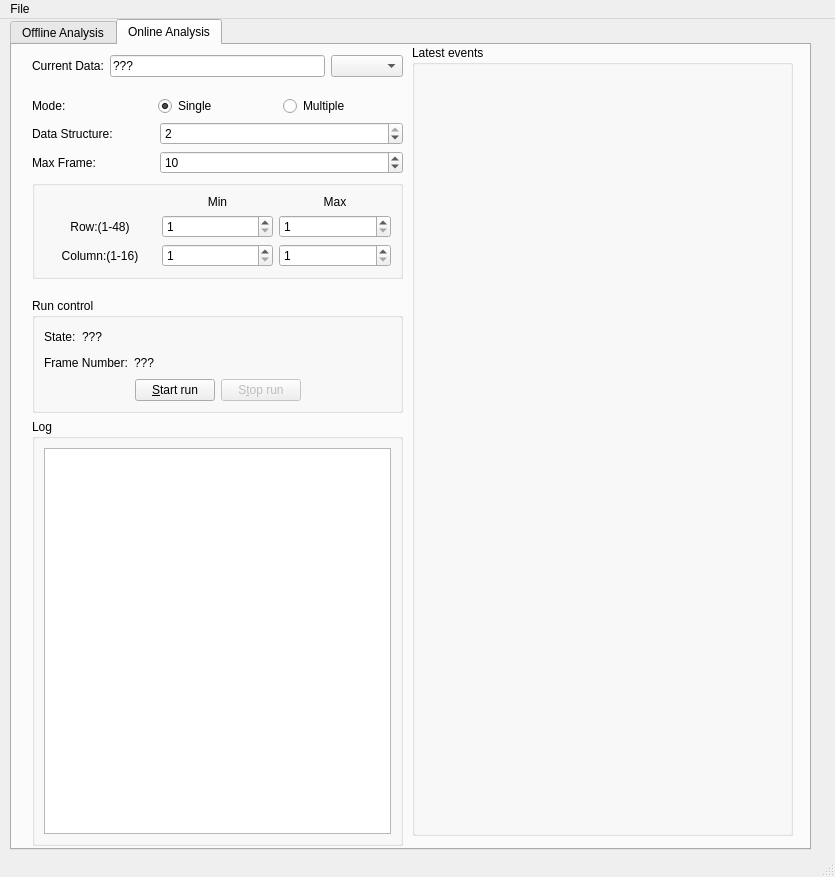
Before: the Qt Designer form gui/JadePixel.ui in cepc/kc705, drawn with Qt 5.
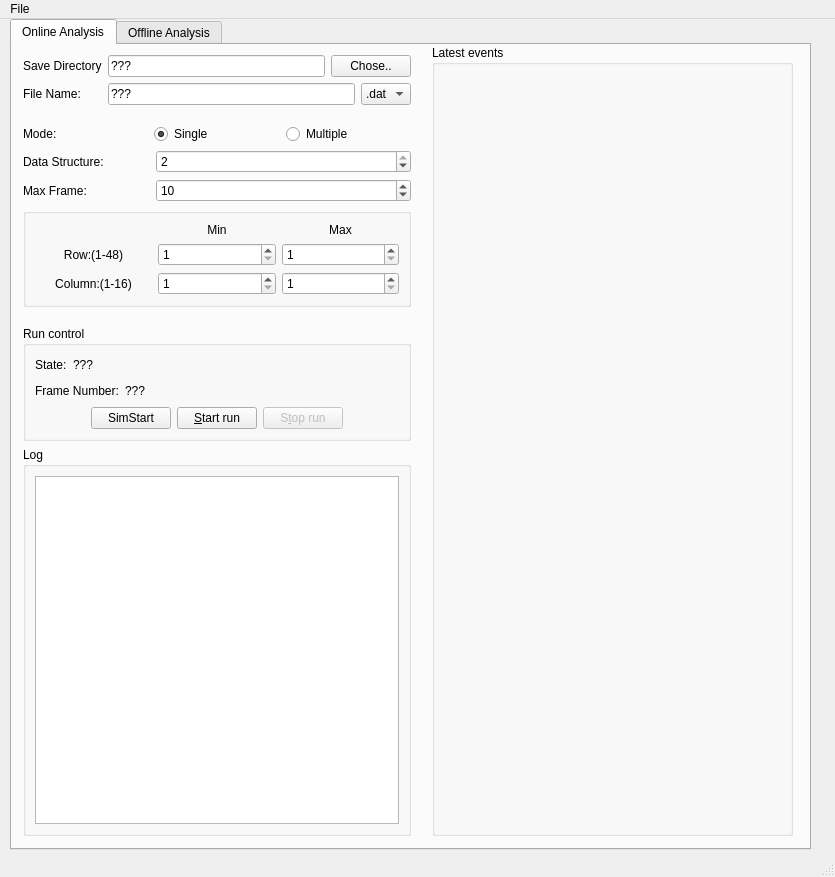
After: the same form once the commit is applied.

Diff of the .ui file:
```diff
--- a/gui/JadePixel.ui
+++ b/gui/JadePixel.ui
@@ -26,6 +26,437 @@
     <property name="currentIndex">
      <number>1</number>
     </property>
+    <widget class="QWidget" name="Tab_Online">
+     <attribute name="title">
+      <string>Online Analysis</string>
+     </attribute>
+     <widget class="QWidget" name="layoutWidget_2">
+      <property name="geometry">
+       <rect>
+        <x>11</x>
+        <y>10</y>
+        <width>388</width>
+        <height>781</height>
+       </rect>
+      </property>
+      <layout class="QVBoxLayout" name="verticalLayout_6">
+       <item>
+        <layout class="QGridLayout" name="gridLayout_5">
+         <item row="3" column="1">
+          <widget class="QLineEdit" name="LineEdit_Online_FileName">
+           <property name="text">
+            <string>???</string>
+           </property>
+          </widget>
+         </item>
+         <item row="0" column="0">
+          <widget class="QLabel" name="label_11">
+           <property name="text">
+            <string>Save Directory</string>
+           </property>
+          </widget>
+         </item>
+         <item row="3" column="0">
+          <widget class="QLabel" name="label_21">
+           <property name="text">
+            <string>File Name:</string>
+           </property>
+          </widget>
+         </item>
+         <item row="3" column="2">
+          <widget class="QComboBox" name="ComboBox_Data_Type">
+           <item>
+            <property name="text">
+             <string>.dat</string>
+            </property>
+           </item>
+          </widget>
+         </item>
+         <item row="0" column="1" colspan="2">
+          <layout class="QHBoxLayout" name="horizontalLayout_8">
+           <item>
+            <widget class="QLineEdit" name="LineEdit_Online_FilePath">
+             <property name="text">
+              <string>???</string>
+             </property>
+             <property name="readOnly">
+              <bool>true</bool>
+             </property>
+            </widget>
+           </item>
+           <item>
+            <widget class="QPushButton" name="Btn_Online_Chose">
+             <property name="text">
+              <string>Chose..</string>
+             </property>
+            </widget>
+           </item>
+          </layout>
+         </item>
+        </layout>
+       </item>
+       <item>
+        <spacer name="verticalSpacer_3">
+         <property name="orientation">
+          <enum>Qt::Vertical</enum>
+         </property>
+         <property name="sizeType">
+          <enum>QSizePolicy::Maximum</enum>
+         </property>
+         <property name="sizeHint" stdset="0">
+          <size>
+           <width>293</width>
+           <height>13</height>
+          </size>
+         </property>
+        </spacer>
+       </item>
+       <item>
+        <layout class="QHBoxLayout" name="horizontalLayout_9">
+         <item>
+          <widget class="QLabel" name="label_12">
+           <property name="text">
+            <string>Mode:</string>
+           </property>
+          </widget>
+         </item>
+         <item>
+          <widget class="QRadioButton" name="RadioButton_Online_Single">
+           <property name="text">
+            <string>Single</string>
+           </property>
+           <property name="checked">
+            <bool>true</bool>
+           </property>
+          </widget>
+         </item>
+         <item>
+          <widget class="QRadioButton" name="RadioButton_Online_Multi">
+           <property name="text">
+            <string>Multiple</string>
+           </property>
+           <property name="checked">
+            <bool>false</bool>
+           </property>
+          </widget>
+         </item>
+        </layout>
+       </item>
+       <item>
+        <layout class="QGridLayout" name="gridLayout_3">
+         <item row="0" column="0">
+          <widget class="QLabel" name="label_13">
+           <property name="text">
+            <string>Data Structure:</string>
+           </property>
+          </widget>
+         </item>
+         <item row="1" column="0">
+          <widget class="QLabel" name="label_14">
+           <property name="text">
+            <string>Max Frame:</string>
+           </property>
+          </widget>
+         </item>
+         <item row="0" column="1" colspan="2">
+          <widget class="QSpinBox" name="SpinBox_Online_DataStructure">
+           <property name="minimum">
+            <number>1</number>
+           </property>
+           <property name="maximum">
+            <number>2</number>
+           </property>
+           <property name="value">
+            <number>2</number>
+           </property>
+          </widget>
+         </item>
+         <item row="1" column="1" colspan="2">
+          <widget class="QSpinBox" name="SpinBox_Online_MaxFrame">
+           <property name="minimum">
+            <number>1</number>
+           </property>
+           <property name="maximum">
+            <number>999999999</number>
+           </property>
+           <property name="value">
+            <number>10</number>
+           </property>
+          </widget>
+         </item>
+        </layout>
+       </item>
+       <item>
+        <widget class="QGroupBox" name="groupBox_5">
+         <property name="title">
+          <string/>
+         </property>
+         <layout class="QVBoxLayout" name="verticalLayout_7">
+          <item>
+           <layout class="QGridLayout" name="gridLayout_4">
+            <item row="0" column="2">
+             <widget class="QLabel" name="label_15">
+              <property name="text">
+               <string>Max</string>
+              </property>
+              <property name="alignment">
+               <set>Qt::AlignCenter</set>
+              </property>
+             </widget>
+            </item>
+            <item row="1" column="0">
+             <widget class="QLabel" name="label_16">
+              <property name="text">
+               <string>Row:(1-48)</string>
+              </property>
+              <property name="alignment">
+               <set>Qt::AlignCenter</set>
+              </property>
+             </widget>
+            </item>
+            <item row="1" column="1">
+             <widget class="QSpinBox" name="SpinBox_Online_MinRow">
+              <property name="minimum">
+               <number>1</number>
+              </property>
+              <property name="maximum">
+               <number>48</number>
+              </property>
+             </widget>
+            </item>
+            <item row="1" column="2">
+             <widget class="QSpinBox" name="SpinBox_Online_MaxRow">
+              <property name="minimum">
+               <number>1</number>
+              </property>
+              <property name="maximum">
+               <number>48</number>
+              </property>
+             </widget>
+            </item>
+            <item row="2" column="0">
+             <widget class="QLabel" name="label_17">
+              <property name="text">
+               <string>Column:(1-16)</string>
+              </property>
+              <property name="alignment">
+               <set>Qt::AlignCenter</set>
+              </property>
+             </widget>
+            </item>
+            <item row="2" column="1">
+             <widget class="QSpinBox" name="SpinBox_Online_MinCol">
+              <property name="minimum">
+               <number>1</number>
+              </property>
+              <property name="maximum">
+               <number>16</number>
+              </property>
+             </widget>
+            </item>
+            <item row="2" column="2">
+             <widget class="QSpinBox" name="SpinBox_Online_MaxCol">
+              <property name="minimum">
+               <number>1</number>
+              </property>
+              <property name="maximum">
+               <number>16</number>
+              </property>
+             </widget>
+            </item>
+            <item row="0" column="1">
+             <widget class="QLabel" name="label_18">
+              <property name="text">
+               <string>Min</string>
+              </property>
+              <property name="alignment">
+               <set>Qt::AlignCenter</set>
+              </property>
+             </widget>
+            </item>
+           </layout>
+          </item>
+         </layout>
+        </widget>
+       </item>
+       <item>
+        <spacer name="verticalSpacer_4">
+         <property name="orientation">
+          <enum>Qt::Vertical</enum>
+         </property>
+         <property name="sizeType">
+          <enum>QSizePolicy::Maximum</enum>
+         </property>
+         <property name="sizeHint" stdset="0">
+          <size>
+           <width>293</width>
+           <height>13</height>
+          </size>
+         </property>
+        </spacer>
+       </item>
+       <item>
+        <widget class="QGroupBox" name="groupBox_6">
+         <property name="title">
+          <string>Run control</string>
+         </property>
+         <layout class="QVBoxLayout" name="verticalLayout_8">
+          <item>
+           <layout class="QHBoxLayout" name="horizontalLayout_10">
+            <item>
+             <widget class="QLabel" name="label_19">
+              <property name="text">
+               <string>State:</string>
+              </property>
+             </widget>
+            </item>
+            <item>
+             <widget class="QLabel" name="Label_Online_State">
+              <property name="text">
+               <string>???</string>
+              </property>
+             </widget>
+            </item>
+            <item>
+             <spacer name="horizontalSpacer_6">
+              <property name="orientation">
+               <enum>Qt::Horizontal</enum>
+              </property>
+              <property name="sizeHint" stdset="0">
+               <size>
+                <width>40</width>
+                <height>20</height>
+               </size>
+              </property>
+             </spacer>
+            </item>
+           </layout>
+          </item>
+          <item>
+           <layout class="QHBoxLayout" name="horizontalLayout_11">
+            <item>
+             <widget class="QLabel" name="label_20">
+              <property name="text">
+               <string>Frame Number:</string>
+              </property>
+             </widget>
+            </item>
+            <item>
+             <widget class="QLabel" name="Label_Online_FrameNumber">
+              <property name="text">
+               <string>???</string>
+              </property>
+             </widget>
+            </item>
+            <item>
+             <spacer name="horizontalSpacer_7">
+              <property name="orientation">
+               <enum>Qt::Horizontal</enum>
+              </property>
+              <property name="sizeHint" stdset="0">
+               <size>
+                <width>40</width>
+                <height>20</height>
+               </size>
+              </property>
+             </spacer>
+            </item>
+           </layout>
+          </item>
+          <item>
+           <layout class="QHBoxLayout" name="horizontalLayout_12">
+            <item>
+             <spacer name="horizontalSpacer_8">
+              <property name="orientation">
+               <enum>Qt::Horizontal</enum>
+              </property>
+              <property name="sizeHint" stdset="0">
+               <size>
+                <width>40</width>
+                <height>20</height>
+               </size>
+              </property>
+             </spacer>
+            </item>
+            <item>
+             <widget class="QPushButton" name="Btn_Online_SimStart">
+              <property name="text">
+               <string>SimStart</string>
+              </property>
+             </widget>
+            </item>
+            <item>
+             <widget class="QPushButton" name="Btn_Online_StartRun">
+              <property name="text">
+               <string>&amp;Start run</string>
+              </property>
+             </widget>
+            </item>
+            <item>
+             <widget class="QPushButton" name="Btn_Online_StopRun">
+              <property name="enabled">
+               <bool>false</bool>
+              </property>
+              <property name="text">
+               <string>S&amp;top run</string>
+              </property>
+             </widget>
+            </item>
+            <item>
+             <spacer name="horizontalSpacer_9">
+              <property name="orientation">
+               <enum>Qt::Horizontal</enum>
+              </property>
+              <property name="sizeHint" stdset="0">
+               <size>
+                <width>40</width>
+                <height>20</height>
+               </size>
+              </property>
+             </spacer>
+            </item>
+           </layout>
+          </item>
+         </layout>
+        </widget>
+       </item>
+       <item>
+        <widget class="QGroupBox" name="groupBox_7">
+         <property name="title">
+          <string>Log</string>
+         </property>
+         <layout class="QVBoxLayout" name="verticalLayout_9">
+          <item>
+           <widget class="QTextEdit" name="TextEdit_Online_Log">
+            <property name="readOnly">
+             <bool>true</bool>
+            </property>
+           </widget>
+          </item>
+         </layout>
+        </widget>
+       </item>
+      </layout>
+     </widget>
+     <widget class="QGroupBox" name="groupBox_8">
+      <property name="geometry">
+       <rect>
+        <x>420</x>
+        <y>0</y>
+        <width>361</width>
+        <height>791</height>
+       </rect>
+      </property>
+      <property name="title">
+       <string>Latest events</string>
+      </property>
+      <layout class="QVBoxLayout" name="verticalLayout_10">
+       <item>
+        <widget class="QWidget" name="Pixel_Online_Graph" native="true"/>
+       </item>
+      </layout>
+     </widget>
+    </widget>
     <widget class="QWidget" name="Tab_Offline">
      <attribute name="title">
       <string>Offline Analysis</string>
@@ -423,403 +854,6 @@
       </layout>
      </widget>
     </widget>
-    <widget class="QWidget" name="Tab_Online">
-     <attribute name="title">
-      <string>Online Analysis</string>
-     </attribute>
-     <widget class="QWidget" name="layoutWidget_2">
-      <property name="geometry">
-       <rect>
-        <x>20</x>
-        <y>10</y>
-        <width>371</width>
-        <height>791</height>
-       </rect>
-      </property>
-      <layout class="QVBoxLayout" name="verticalLayout_6">
-       <item>
-        <layout class="QHBoxLayout" name="horizontalLayout_7">
-         <item>
-          <layout class="QHBoxLayout" name="horizontalLayout_8">
-           <item>
-            <widget class="QLabel" name="label_11">
-             <property name="text">
-              <string>Current Data:</string>
-             </property>
-            </widget>
-           </item>
-           <item>
-            <widget class="QLineEdit" name="LineEdit_Online_CurrentData">
-             <property name="text">
-              <string>???</string>
-             </property>
-             <property name="readOnly">
-              <bool>true</bool>
-             </property>
-            </widget>
-           </item>
-          </layout>
-         </item>
-         <item>
-          <widget class="QComboBox" name="ComboBox_Online_Data"/>
-         </item>
-        </layout>
-       </item>
-       <item>
-        <spacer name="verticalSpacer_3">
-         <property name="orientation">
-          <enum>Qt::Vertical</enum>
-         </property>
-         <property name="sizeType">
-          <enum>QSizePolicy::Maximum</enum>
-         </property>
-         <property name="sizeHint" stdset="0">
-          <size>
-           <width>293</width>
-           <height>13</height>
-          </size>
-         </property>
-        </spacer>
-       </item>
-       <item>
-        <layout class="QHBoxLayout" name="horizontalLayout_9">
-         <item>
-          <widget class="QLabel" name="label_12">
-           <property name="text">
-            <string>Mode:</string>
-           </property>
-          </widget>
-         </item>
-         <item>
-          <widget class="QRadioButton" name="RadioButton_Online_Single">
-           <property name="text">
-            <string>Single</string>
-           </property>
-           <property name="checked">
-            <bool>true</bool>
-           </property>
-          </widget>
-         </item>
-         <item>
-          <widget class="QRadioButton" name="RadioButton_Online_Multi">
-           <property name="text">
-            <string>Multiple</string>
-           </property>
-           <property name="checked">
-            <bool>false</bool>
-           </property>
-          </widget>
-         </item>
-        </layout>
-       </item>
-       <item>
-        <layout class="QGridLayout" name="gridLayout_3">
-         <item row="0" column="0">
-          <widget class="QLabel" name="label_13">
-           <property name="text">
-            <string>Data Structure:</string>
-           </property>
-          </widget>
-         </item>
-         <item row="1" column="0">
-          <widget class="QLabel" name="label_14">
-           <property name="text">
-            <string>Max Frame:</string>
-           </property>
-          </widget>
-         </item>
-         <item row="0" column="1" colspan="2">
-          <widget class="QSpinBox" name="SpinBox_Online_DataStructure">
-           <property name="minimum">
-            <number>1</number>
-           </property>
-           <property name="maximum">
-            <number>2</number>
-           </property>
-           <property name="value">
-            <number>2</number>
-           </property>
-          </widget>
-         </item>
-         <item row="1" column="1" colspan="2">
-          <widget class="QSpinBox" name="SpinBox_Online_MaxFrame">
-           <property name="minimum">
-            <number>1</number>
-           </property>
-           <property name="maximum">
-            <number>999999999</number>
-           </property>
-           <property name="value">
-            <number>10</number>
-           </property>
-          </widget>
-         </item>
-        </layout>
-       </item>
-       <item>
-        <widget class="QGroupBox" name="groupBox_5">
-         <property name="title">
-          <string/>
-         </property>
-         <layout class="QVBoxLayout" name="verticalLayout_7">
-          <item>
-           <layout class="QGridLayout" name="gridLayout_4">
-            <item row="0" column="2">
-             <widget class="QLabel" name="label_15">
-              <property name="text">
-               <string>Max</string>
-              </property>
-              <property name="alignment">
-               <set>Qt::AlignCenter</set>
-              </property>
-             </widget>
-            </item>
-            <item row="1" column="0">
-             <widget class="QLabel" name="label_16">
-              <property name="text">
-               <string>Row:(1-48)</string>
-              </property>
-              <property name="alignment">
-               <set>Qt::AlignCenter</set>
-              </property>
-             </widget>
-            </item>
-            <item row="1" column="1">
-             <widget class="QSpinBox" name="SpinBox_Online_MinRow">
-              <property name="minimum">
-               <number>1</number>
-              </property>
-              <property name="maximum">
-               <number>48</number>
-              </property>
-             </widget>
-            </item>
-            <item row="1" column="2">
-             <widget class="QSpinBox" name="SpinBox_Online_MaxRow">
-              <property name="minimum">
-               <number>1</number>
-              </property>
-              <property name="maximum">
-               <number>48</number>
-              </property>
-             </widget>
-            </item>
-            <item row="2" column="0">
-             <widget class="QLabel" name="label_17">
-              <property name="text">
-               <string>Column:(1-16)</string>
-              </property>
-              <property name="alignment">
-               <set>Qt::AlignCenter</set>
-              </property>
-             </widget>
-            </item>
-            <item row="2" column="1">
-             <widget class="QSpinBox" name="SpinBox_Online_MinCol">
-              <property name="minimum">
-               <number>1</number>
-              </property>
-              <property name="maximum">
-               <number>16</number>
-              </property>
-             </widget>
-            </item>
-            <item row="2" column="2">
-             <widget class="QSpinBox" name="SpinBox_Online_MaxCol">
-              <property name="minimum">
-               <number>1</number>
-              </property>
-              <property name="maximum">
-               <number>16</number>
-              </property>
-             </widget>
-            </item>
-            <item row="0" column="1">
-             <widget class="QLabel" name="label_18">
-              <property name="text">
-               <string>Min</string>
-              </property>
-              <property name="alignment">
-               <set>Qt::AlignCenter</set>
-              </property>
-             </widget>
-            </item>
-           </layout>
-          </item>
-         </layout>
-        </widget>
-       </item>
-       <item>
-        <spacer name="verticalSpacer_4">
-         <property name="orientation">
-          <enum>Qt::Vertical</enum>
-         </property>
-         <property name="sizeType">
-          <enum>QSizePolicy::Maximum</enum>
-         </property>
-         <property name="sizeHint" stdset="0">
-          <size>
-           <width>293</width>
-           <height>13</height>
-          </size>
-         </property>
-        </spacer>
-       </item>
-       <item>
-        <widget class="QGroupBox" name="groupBox_6">
-         <property name="title">
-          <string>Run control</string>
-         </property>
-         <layout class="QVBoxLayout" name="verticalLayout_8">
-          <item>
-           <layout class="QHBoxLayout" name="horizontalLayout_10">
-            <item>
-             <widget class="QLabel" name="label_19">
-              <property name="text">
-               <string>State:</string>
-              </property>
-             </widget>
-            </item>
-            <item>
-             <widget class="QLabel" name="Label_Online_State">
-              <property name="text">
-               <string>???</string>
-              </property>
-             </widget>
-            </item>
-            <item>
-             <spacer name="horizontalSpacer_6">
-              <property name="orientation">
-               <enum>Qt::Horizontal</enum>
-              </property>
-              <property name="sizeHint" stdset="0">
-               <size>
-                <width>40</width>
-                <height>20</height>
-               </size>
-              </property>
-             </spacer>
-            </item>
-           </layout>
-          </item>
-          <item>
-           <layout class="QHBoxLayout" name="horizontalLayout_11">
-            <item>
-             <widget class="QLabel" name="label_20">
-              <property name="text">
-               <string>Frame Number:</string>
-              </property>
-             </widget>
-            </item>
-            <item>
-             <widget class="QLabel" name="Label_Online_FrameNumber">
-              <property name="text">
-               <string>???</string>
-              </property>
-             </widget>
-            </item>
-            <item>
-             <spacer name="horizontalSpacer_7">
-              <property name="orientation">
-               <enum>Qt::Horizontal</enum>
-              </property>
-              <property name="sizeHint" stdset="0">
-               <size>
-                <width>40</width>
-                <height>20</height>
-               </size>
-              </property>
-             </spacer>
-            </item>
-           </layout>
-          </item>
-          <item>
-           <layout class="QHBoxLayout" name="horizontalLayout_12">
-            <item>
-             <spacer name="horizontalSpacer_8">
-              <property name="orientation">
-               <enum>Qt::Horizontal</enum>
-              </property>
-              <property name="sizeHint" stdset="0">
-               <size>
-                <width>40</width>
-                <height>20</height>
-               </size>
-              </property>
-             </spacer>
-            </item>
-            <item>
-             <widget class="QPushButton" name="Btn_Online_StartRun">
-              <property name="text">
-               <string>&amp;Start run</string>
-              </property>
-             </widget>
-            </item>
-            <item>
-             <widget class="QPushButton" name="Btn_Online_StopRun">
-              <property name="enabled">
-               <bool>false</bool>
-              </property>
-              <property name="text">
-               <string>S&amp;top run</string>
-              </property>
-             </widget>
-            </item>
-            <item>
-             <spacer name="horizontalSpacer_9">
-              <property name="orientation">
-               <enum>Qt::Horizontal</enum>
-              </property>
-              <property name="sizeHint" stdset="0">
-               <size>
-                <width>40</width>
-                <height>20</height>
-               </size>
-              </property>
-             </spacer>
-            </item>
-           </layout>
-          </item>
-         </layout>
-        </widget>
-       </item>
-       <item>
-        <widget class="QGroupBox" name="groupBox_7">
-         <property name="title">
-          <string>Log</string>
-         </property>
-         <layout class="QVBoxLayout" name="verticalLayout_9">
-          <item>
-           <widget class="QTextEdit" name="TextEdit_Online_Log">
-            <property name="readOnly">
-             <bool>true</bool>
-            </property>
-           </widget>
-          </item>
-         </layout>
-        </widget>
-       </item>
-      </layout>
-     </widget>
-     <widget class="QGroupBox" name="groupBox_8">
-      <property name="geometry">
-       <rect>
-        <x>400</x>
-        <y>0</y>
-        <width>381</width>
-        <height>791</height>
-       </rect>
-      </property>
-      <property name="title">
-       <string>Latest events</string>
-      </property>
-      <layout class="QVBoxLayout" name="verticalLayout_10">
-       <item>
-        <widget class="QWidget" name="Pixel_Online_Graph" native="true"/>
-       </item>
-      </layout>
-     </widget>
-    </widget>
    </widget>
   </widget>
   <widget class="QMenuBar" name="menubar">
```
Left out of the diff: 4 changed lines with no effect on the pictures.
